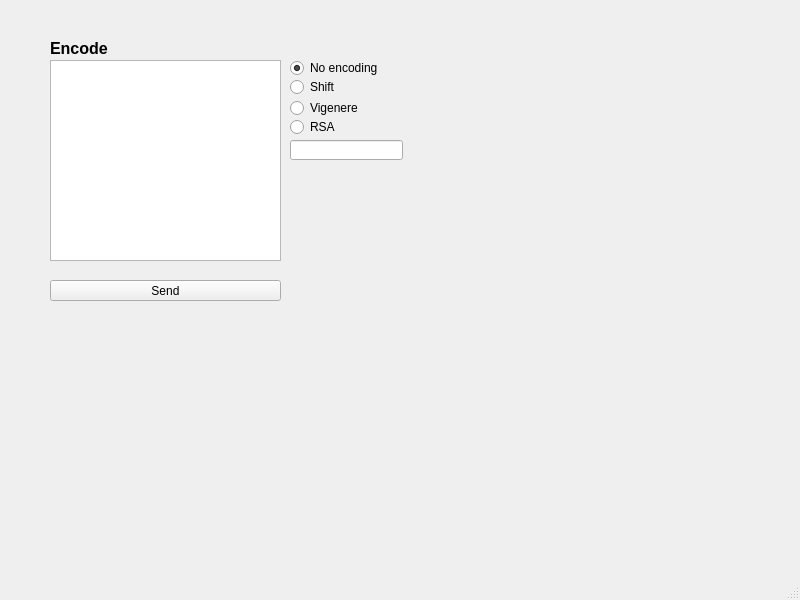
First picture: the form in ui/window.ui, repository Gom01/Cryptography, before the edit.
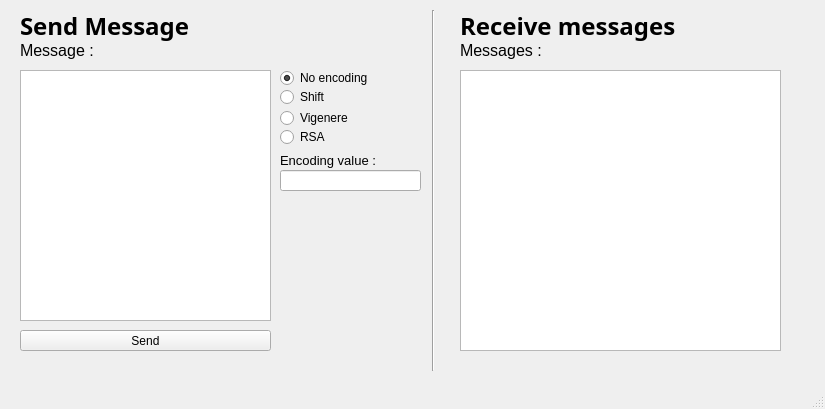
Second picture: the form after the edit.

```diff
--- a/ui/window.ui
+++ b/ui/window.ui
@@ -6,8 +6,8 @@
    <rect>
     <x>0</x>
     <y>0</y>
-    <width>800</width>
-    <height>600</height>
+    <width>825</width>
+    <height>409</height>
    </rect>
   </property>
   <property name="windowTitle">
@@ -17,9 +17,9 @@
    <widget class="QPushButton" name="sendButton">
     <property name="geometry">
      <rect>
-      <x>50</x>
-      <y>280</y>
-      <width>231</width>
+      <x>20</x>
+      <y>330</y>
+      <width>251</width>
       <height>21</height>
      </rect>
     </property>
@@ -30,38 +30,39 @@
    <widget class="QPlainTextEdit" name="messageContainer">
     <property name="geometry">
      <rect>
-      <x>50</x>
-      <y>60</y>
-      <width>231</width>
-      <height>201</height>
+      <x>20</x>
+      <y>70</y>
+      <width>251</width>
+      <height>251</height>
      </rect>
     </property>
    </widget>
    <widget class="QLabel" name="lblEncode">
     <property name="geometry">
      <rect>
-      <x>50</x>
-      <y>40</y>
-      <width>111</width>
-      <height>16</height>
+      <x>20</x>
+      <y>10</y>
+      <width>241</width>
+      <height>31</height>
      </rect>
     </property>
     <property name="font">
      <font>
-      <pointsize>12</pointsize>
+      <family>Arial Black</family>
+      <pointsize>18</pointsize>
       <weight>75</weight>
       <bold>true</bold>
      </font>
     </property>
     <property name="text">
-     <string>Encode</string>
+     <string>Send Message</string>
     </property>
    </widget>
    <widget class="QRadioButton" name="rbtnNoEncode">
     <property name="geometry">
      <rect>
-      <x>290</x>
-      <y>60</y>
+      <x>280</x>
+      <y>70</y>
       <width>91</width>
       <height>16</height>
      </rect>
@@ -76,8 +77,8 @@
    <widget class="QRadioButton" name="rbtnShift">
     <property name="geometry">
      <rect>
-      <x>290</x>
-      <y>80</y>
+      <x>280</x>
+      <y>90</y>
       <width>62</width>
       <height>14</height>
      </rect>
@@ -89,8 +90,8 @@
    <widget class="QRadioButton" name="rbtnVigenere">
     <property name="geometry">
      <rect>
-      <x>290</x>
-      <y>100</y>
+      <x>280</x>
+      <y>110</y>
       <width>81</width>
       <height>16</height>
      </rect>
@@ -102,8 +103,8 @@
    <widget class="QRadioButton" name="rbtnRSA">
     <property name="geometry">
      <rect>
-      <x>290</x>
-      <y>120</y>
+      <x>280</x>
+      <y>130</y>
       <width>62</width>
       <height>14</height>
      </rect>
@@ -118,11 +119,115 @@
     </property>
     <property name="geometry">
      <rect>
-      <x>290</x>
-      <y>140</y>
-      <width>113</width>
-      <height>20</height>
+      <x>280</x>
+      <y>170</y>
+      <width>141</width>
+      <height>21</height>
      </rect>
+    </property>
+    <property name="frame">
+     <bool>true</bool>
+    </property>
+    <property name="clearButtonEnabled">
+     <bool>false</bool>
+    </property>
+   </widget>
+   <widget class="QLabel" name="lblMessage">
+    <property name="geometry">
+     <rect>
+      <x>20</x>
+      <y>40</y>
+      <width>81</width>
+      <height>21</height>
+     </rect>
+    </property>
+    <property name="font">
+     <font>
+      <pointsize>12</pointsize>
+     </font>
+    </property>
+    <property name="text">
+     <string>Message :</string>
+    </property>
+   </widget>
+   <widget class="QLabel" name="lblEncodingValue">
+    <property name="geometry">
+     <rect>
+      <x>280</x>
+      <y>150</y>
+      <width>101</width>
+      <height>21</height>
+     </rect>
+    </property>
+    <property name="font">
+     <font>
+      <pointsize>10</pointsize>
+     </font>
+    </property>
+    <property name="text">
+     <string>Encoding value :</string>
+    </property>
+   </widget>
+   <widget class="QLabel" name="lblReceive">
+    <property name="geometry">
+     <rect>
+      <x>460</x>
+      <y>10</y>
+      <width>261</width>
+      <height>31</height>
+     </rect>
+    </property>
+    <property name="font">
+     <font>
+      <family>Arial Black</family>
+      <pointsize>18</pointsize>
+      <weight>75</weight>
+      <bold>true</bold>
+     </font>
+    </property>
+    <property name="text">
+     <string>Receive messages</string>
+    </property>
+   </widget>
+   <widget class="QLabel" name="lblMessage_2">
+    <property name="geometry">
+     <rect>
+      <x>460</x>
+      <y>40</y>
+      <width>81</width>
+      <height>21</height>
+     </rect>
+    </property>
+    <property name="font">
+     <font>
+      <pointsize>12</pointsize>
+     </font>
+    </property>
+    <property name="text">
+     <string>Messages :</string>
+    </property>
+   </widget>
+   <widget class="QTextBrowser" name="txtbReceiver">
+    <property name="geometry">
+     <rect>
+      <x>460</x>
+      <y>70</y>
+      <width>321</width>
+      <height>281</height>
+     </rect>
+    </property>
+   </widget>
+   <widget class="Line" name="line">
+    <property name="geometry">
+     <rect>
+      <x>423</x>
+      <y>10</y>
+      <width>20</width>
+      <height>361</height>
+     </rect>
+    </property>
+    <property name="orientation">
+     <enum>Qt::Vertical</enum>
     </property>
    </widget>
   </widget>
```
Left out of the diff: 2 changed lines with no effect on the pictures.
